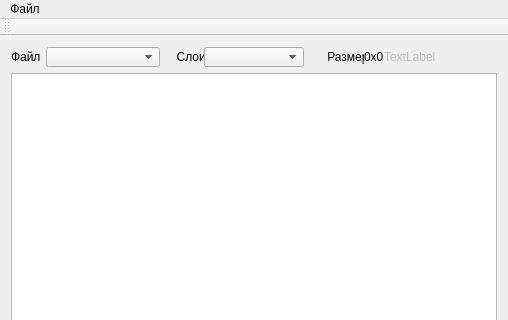
Old version of the form mainwindow.ui in the repository Evgeniuser/QT_test_task; both pictures show x 0 to 508 and y 0 to 320 of the 508 by 508 pixel window.
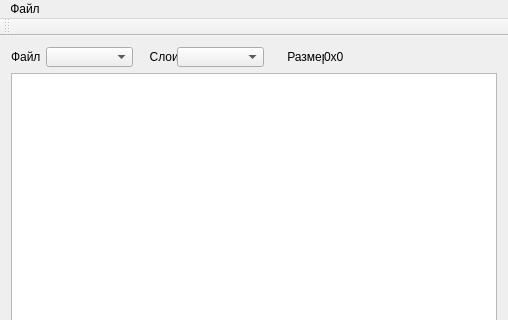
New version of the form.

Commit message: Открыват изображение Формирует пирамиду для заданного изображения Каждый слой создаётся по требованию

```diff
--- a/mainwindow.ui
+++ b/mainwindow.ui
@@ -70,6 +70,9 @@
       </item>
       <item>
        <widget class="QComboBox" name="Layers">
+        <property name="enabled">
+         <bool>true</bool>
+        </property>
         <property name="maximumSize">
          <size>
           <width>100</width>
@@ -95,7 +98,7 @@
        <widget class="QLabel" name="sizeL">
         <property name="maximumSize">
          <size>
-          <width>20</width>
+          <width>100</width>
           <height>16777215</height>
          </size>
         </property>
@@ -110,7 +113,7 @@
          <bool>false</bool>
         </property>
         <property name="text">
-         <string>TextLabel</string>
+         <string/>
         </property>
        </widget>
       </item>
```
The commit also changes 2 other files.
